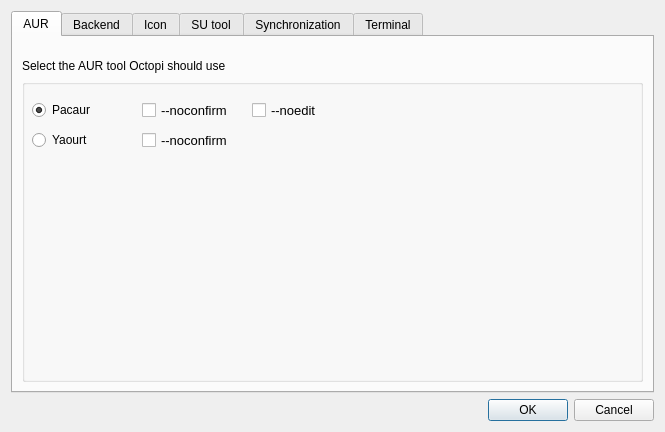
aarnt/octopi, file ui/optionsdialog.ui: the form before one commit.
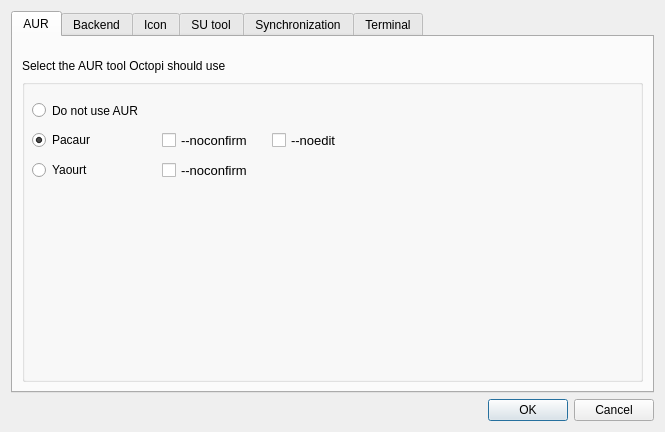
The form after the commit.

Patch:
```diff
--- a/ui/optionsdialog.ui
+++ b/ui/optionsdialog.ui
@@ -91,7 +91,7 @@
             <property name="geometry">
              <rect>
               <x>10</x>
-              <y>20</y>
+              <y>50</y>
               <width>105</width>
               <height>22</height>
              </rect>
@@ -110,7 +110,7 @@
             <property name="geometry">
              <rect>
               <x>10</x>
-              <y>50</y>
+              <y>80</y>
               <width>105</width>
               <height>22</height>
              </rect>
@@ -125,8 +125,8 @@
            <widget class="QCheckBox" name="cbPacaurNoConfirm">
             <property name="geometry">
              <rect>
-              <x>120</x>
-              <y>20</y>
+              <x>140</x>
+              <y>50</y>
               <width>101</width>
               <height>22</height>
              </rect>
@@ -143,8 +143,8 @@
            <widget class="QCheckBox" name="cbPacaurNoEdit">
             <property name="geometry">
              <rect>
-              <x>230</x>
-              <y>20</y>
+              <x>250</x>
+              <y>50</y>
               <width>90</width>
               <height>22</height>
              </rect>
@@ -161,8 +161,8 @@
            <widget class="QCheckBox" name="cbYaourtNoConfirm">
             <property name="geometry">
              <rect>
-              <x>120</x>
-              <y>50</y>
+              <x>140</x>
+              <y>80</y>
               <width>101</width>
               <height>22</height>
              </rect>
@@ -176,6 +176,19 @@
              <string notr="true">--noconfirm</string>
             </property>
            </widget>
+           <widget class="QRadioButton" name="rbDoNotUse">
+            <property name="geometry">
+             <rect>
+              <x>10</x>
+              <y>20</y>
+              <width>271</width>
+              <height>23</height>
+             </rect>
+            </property>
+            <property name="text">
+             <string>Do not use AUR</string>
+            </property>
+           </widget>
           </widget>
          </item>
         </layout>
```
